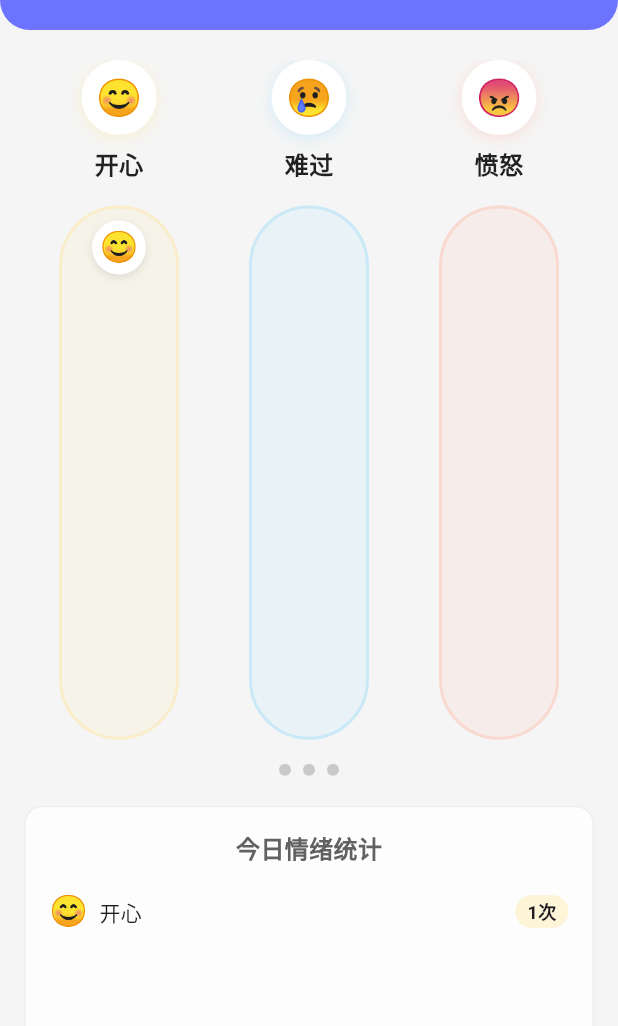
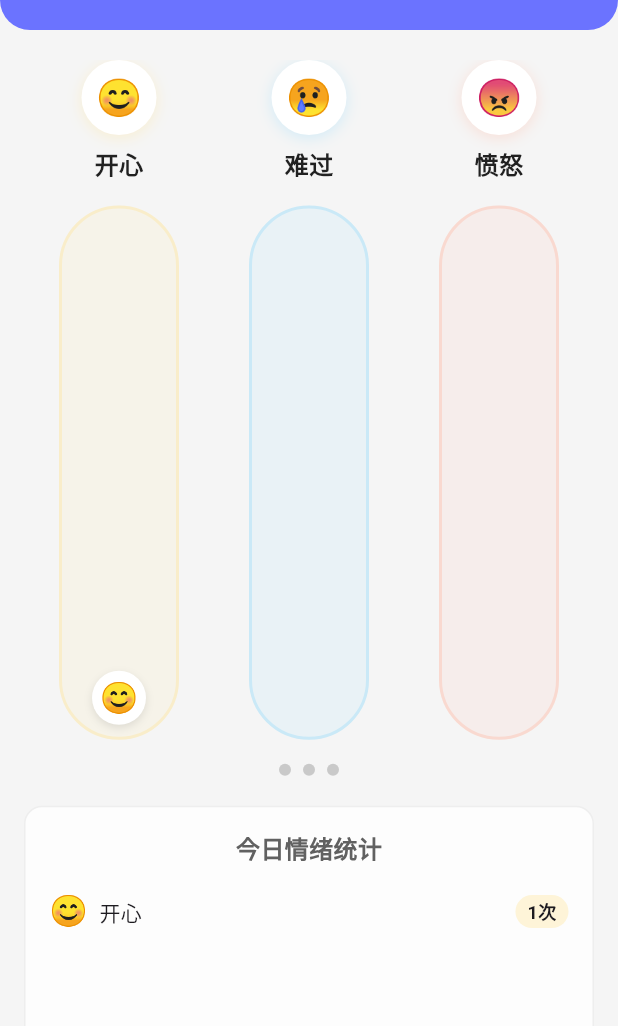
Before and after one commit to Lixinghuan123/android_app, a Flutter app: the screen it shows after launch, after a tap on an icon or button, on a phone screen of 412 x 824 dp, the part 84-1110 px from its top. Run offline on Flutter 3.47's test engine with Material 3 defaults, Android fonts, the phone set to English and light mode, and no system bars; our stand-ins replace shared_preferences; Roboto replaces fonts that are missing (PingFang SC).

Commit message:
展示方向搞定，但是堆满试管后不会主动展示最上面的部分

```diff
--- a/lib/widgets/emotion_tube.dart
+++ b/lib/widgets/emotion_tube.dart
@@ -155,9 +155,10 @@ class _EmotionTubeState extends State<EmotionTube>
                   child: Padding(
                     padding: const EdgeInsets.all(8.0),
                     child: SingleChildScrollView(
+                      reverse: true,
                       child: Column(
-                        mainAxisSize: MainAxisSize.min,
-                        children: widget.records.reversed.toList().asMap().entries.map((entry) {
+                        verticalDirection: VerticalDirection.up,// 从下往上排列
+                        children: widget.records.asMap().entries.map((entry) {
                           int index = entry.key;
                           EmotionRecord record = entry.value;
 
```
